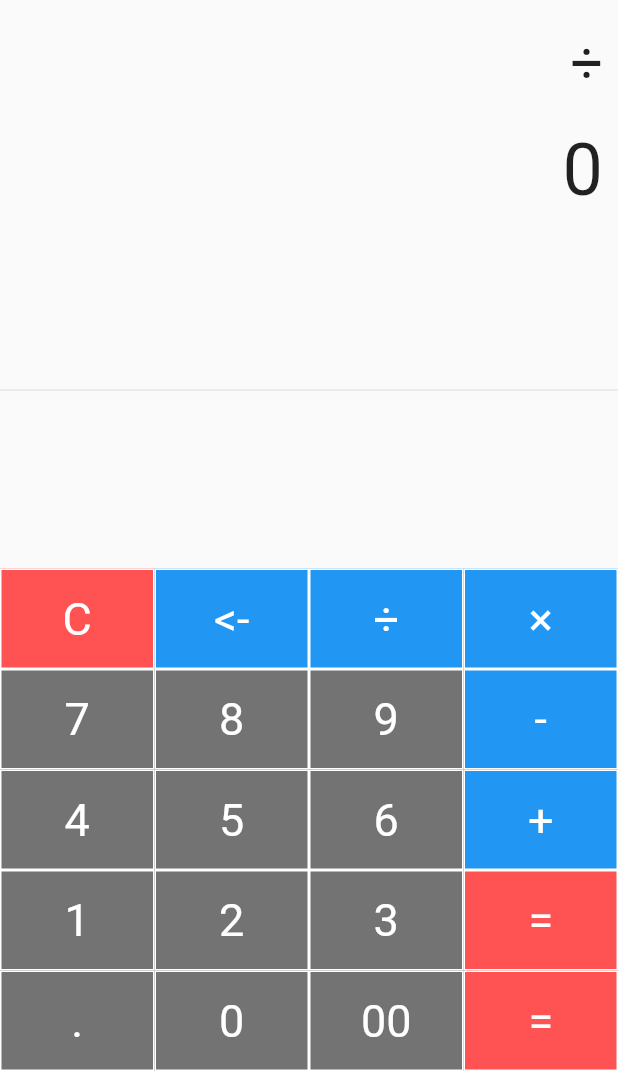
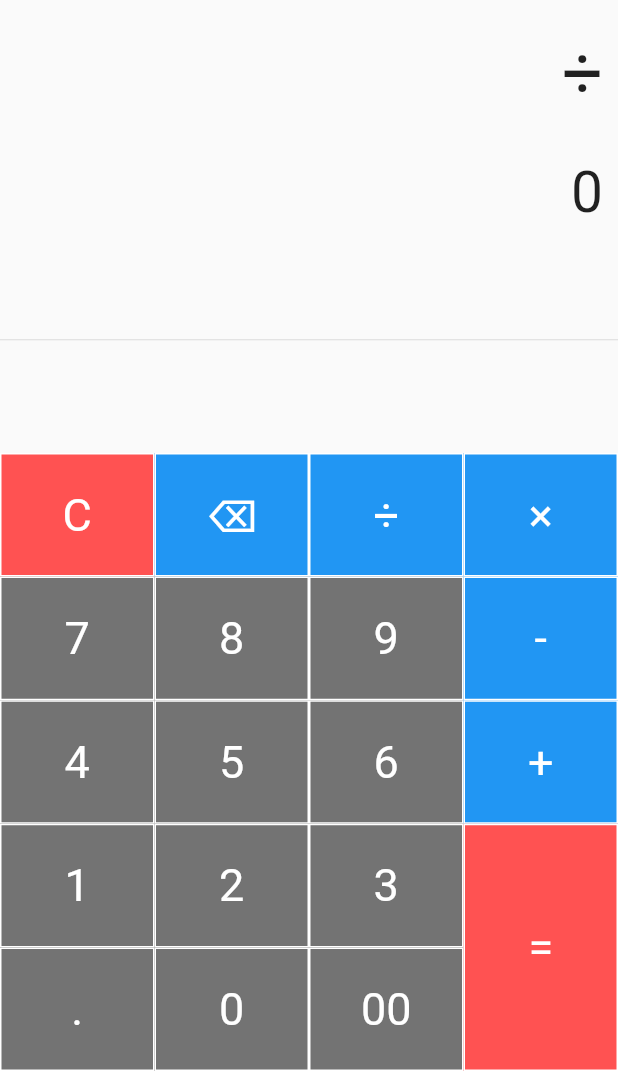
Before and after one commit to abdulloh2021/Flutter_Calculator_Abdul, a Flutter app: the screen it shows after launch, after a tap on an icon or button, on a phone screen of 412 x 824 dp, the part 165-1236 px from its top. Run offline on Flutter 3.47's test engine with Material 2 defaults, Android fonts, the phone set to English and light mode, and no system bars; our stand-ins replace math_expressions; network calls fail.

Commit message:
Perbaikan Tampilan Commit

```diff
--- a/lib/main.dart
+++ b/lib/main.dart
@@ -36,9 +36,9 @@ class _SimpleCalculatorState extends State<SimpleCalculator> {
         result = "0";
         equationFontSize = 38.0;
         resultFontSize = 48.0;
-      } else if (buttonText == "<-") {
-        equationFontSize = 38.0;
-        resultFontSize = 48.0;
+      } else if (buttonText == "⌫") {
+        equationFontSize = 48.0;
+        resultFontSize = 38.0;
         equation = equation.substring(0, equation.length - 1);
         if (equation == "") {
           equation = "0";
@@ -50,6 +50,7 @@ class _SimpleCalculatorState extends State<SimpleCalculator> {
         expression = equation;
         expression = expression.replaceAll('×', '*');
         expression = expression.replaceAll('÷', '/');
+
         try {
           Parser p = Parser();
           Expression exp = p.parse(expression);
@@ -60,13 +61,11 @@ class _SimpleCalculatorState extends State<SimpleCalculator> {
           result = "Error";
         }
       } else {
+        equationFontSize = 48.0;
+        resultFontSize = 38.0;
         if (equation == "0") {
-          equationFontSize = 38.0;
-          resultFontSize = 48.0;
           equation = buttonText;
         } else {
-          equationFontSize = 38.0;
-          resultFontSize = 48.0;
           equation = equation + buttonText;
         }
       }
@@ -76,7 +75,7 @@ class _SimpleCalculatorState extends State<SimpleCalculator> {
   Widget buildButton(
       String buttonText, double buttonHeight, Color buttonColor) {
     return Container(
-      width: MediaQuery.of(context).size.height * 0.1 * buttonHeight,
+      height: MediaQuery.of(context).size.height * 0.1 * buttonHeight,
       color: buttonColor,
       child: FlatButton(
           shape: RoundedRectangleBorder(
@@ -90,16 +89,15 @@ class _SimpleCalculatorState extends State<SimpleCalculator> {
             style: TextStyle(
                 fontSize: 30.0,
                 fontWeight: FontWeight.normal,
-            color: Colors.white,
-          ),
-        ),
-      ),
+                color: Colors.white),
+          )),
     );
   }
 
   @override
   Widget build(BuildContext context) {
     return Scaffold(
+      // appBar: AppBar(title: Text('Simple Calculator')),
       body: Column(
         children: <Widget>[
           Container(
@@ -139,7 +137,7 @@ class _SimpleCalculatorState extends State<SimpleCalculator> {
           ),
           Container(
             alignment: Alignment.centerRight,
-            padding: EdgeInsets.fromLTRB(10, 20, 10, 0),
+            padding: EdgeInsets.fromLTRB(10, 30, 10, 0),
             child: Text(
               result,
               style: TextStyle(fontSize: resultFontSize),
@@ -152,11 +150,12 @@ class _SimpleCalculatorState extends State<SimpleCalculator> {
             mainAxisAlignment: MainAxisAlignment.center,
             children: <Widget>[
               Container(
-                width: MediaQuery.of(context).size.width * 0.75,
-                child: Table(children: [
+                width: MediaQuery.of(context).size.width * .75,
+                child: Table(
+                  children: [
                     TableRow(children: [
                       buildButton("C", 1, Colors.redAccent),
-                    buildButton("<-", 1, Colors.blue),
+                      buildButton("⌫", 1, Colors.blue),
                       buildButton("÷", 1, Colors.blue),
                     ]),
                     TableRow(children: [
@@ -179,40 +178,28 @@ class _SimpleCalculatorState extends State<SimpleCalculator> {
                       buildButton("0", 1, Colors.black54),
                       buildButton("00", 1, Colors.black54),
                     ]),
-                ]),
+                  ],
+                ),
               ),
               Container(
                 width: MediaQuery.of(context).size.width * 0.25,
                 child: Table(
                   children: [
-                    TableRow(
-                      children: [
+                    TableRow(children: [
                       buildButton("×", 1, Colors.blue),
+                    ]),
+                    TableRow(children: [
+                      buildButton("-", 1, Colors.blue),
+                    ]),
+                    TableRow(children: [
+                      buildButton("+", 1, Colors.blue),
+                    ]),
+                    TableRow(children: [
+                      buildButton("=", 2, Colors.redAccent),
+                    ]),
                   ],
                 ),
-                    TableRow(
-                      children: [
-                        buildButton("-", 1, Colors.blue),
-                      ],
-                    ),
-                    TableRow(
-                      children: [
-                        buildButton("+", 1, Colors.blue),
-                      ],
-                    ),
-                    TableRow(
-                      children: [
-                        buildButton("=", 2, Colors.redAccent),
-                      ],
-                    ),
-                    TableRow(
-                      children: [
-                        buildButton("=", 2, Colors.redAccent),
-                      ],
               )
-                  ],
-                ),
-              ),
             ],
           ),
         ],
```
Lines whose indentation alone changed are shown as unchanged.
